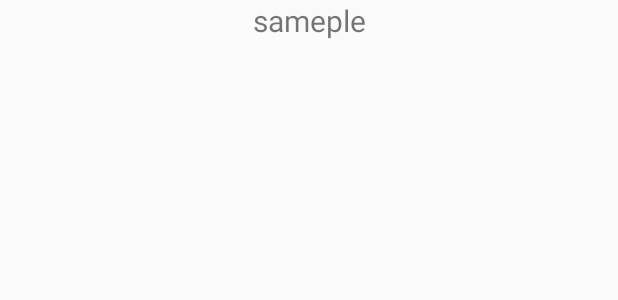
After one commit to calderwoodra/420UNO, an Android app: the layout highscore_row.xml on its own in the app's theme, with its tools: preview values and no code run, on a phone screen of 412 x 824 dp. The commit adds this screen. Shown: the top 300 px of the screen. Run offline under Robolectric (Android 15) with nearby library versions, the phone set to English and light mode, and no system bars.

Commit message:
implemented highscores

```diff
--- a/app/src/main/AndroidManifest.xml
+++ b/app/src/main/AndroidManifest.xml
@@ -24,6 +24,10 @@
             android:label="@string/app_name"/>
 
         <activity
+            android:name=".activities.HighScoresActivity"
+            android:label="@string/app_name"/>
+
+        <activity
             android:theme="@style/Base.Theme.AppCompat.Light.Dialog"
             android:name=".activities.EndGameActivity"
             android:label="@string/app_name"/>
--- /dev/null
+++ b/app/src/main/res/layout/highscore_row.xml
@@ -0,0 +1,9 @@
+<?xml version="1.0" encoding="utf-8"?>
+<TextView
+    android:text="sameple"
+    android:textSize="@dimen/text_size"
+    xmlns:android="http://schemas.android.com/apk/res/android"
+    android:id="@+id/tvHighScore"
+    android:gravity="center"
+    android:layout_width="match_parent"
+    android:layout_height="wrap_content"/>
```
Also changed, not shown: app/src/main/java/com/awsickapps/uno/Activities/HighScoresActivity.java (added, +72 -0 lines), app/src/main/java/com/awsickapps/uno/Activities/MenuActivity.java (+6 -1 lines), app/src/main/res/layout/activity_menu.xml (+7 -1 lines), app/src/main/res/layout/highscores_layout.xml (added, +10 -0 lines).
